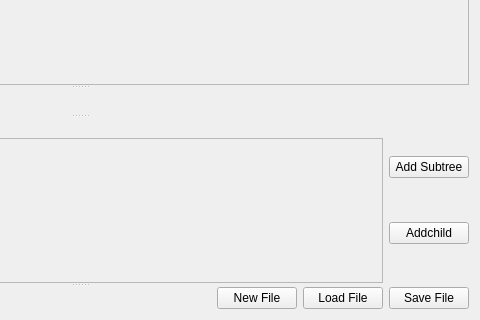
Qt form test.ui (joshuarohit22/Bidding-Application) before a commit; both pictures show x 320 to 800 and y 117 to 437 of the 800 by 437 pixel window.
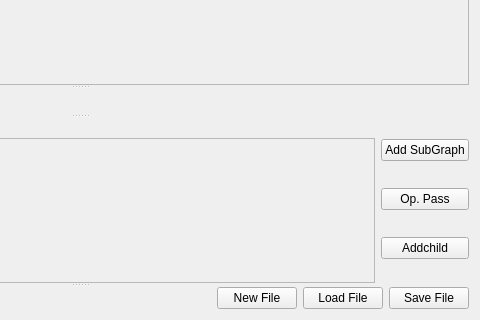
The same form after that commit.

Diff of the .ui file:
```diff
--- a/test.ui
+++ b/test.ui
@@ -166,7 +166,7 @@
              <rect>
               <x>0</x>
               <y>0</y>
-              <width>675</width>
+              <width>662</width>
               <height>120</height>
              </rect>
             </property>
@@ -192,7 +192,14 @@
          <item>
           <widget class="QPushButton" name="addSubTree">
            <property name="text">
-            <string>Add Subtree</string>
+            <string>Add SubGraph</string>
+           </property>
+          </widget>
+         </item>
+         <item>
+          <widget class="QPushButton" name="opPassBtn">
+           <property name="text">
+            <string>Op. Pass</string>
            </property>
           </widget>
          </item>
```
